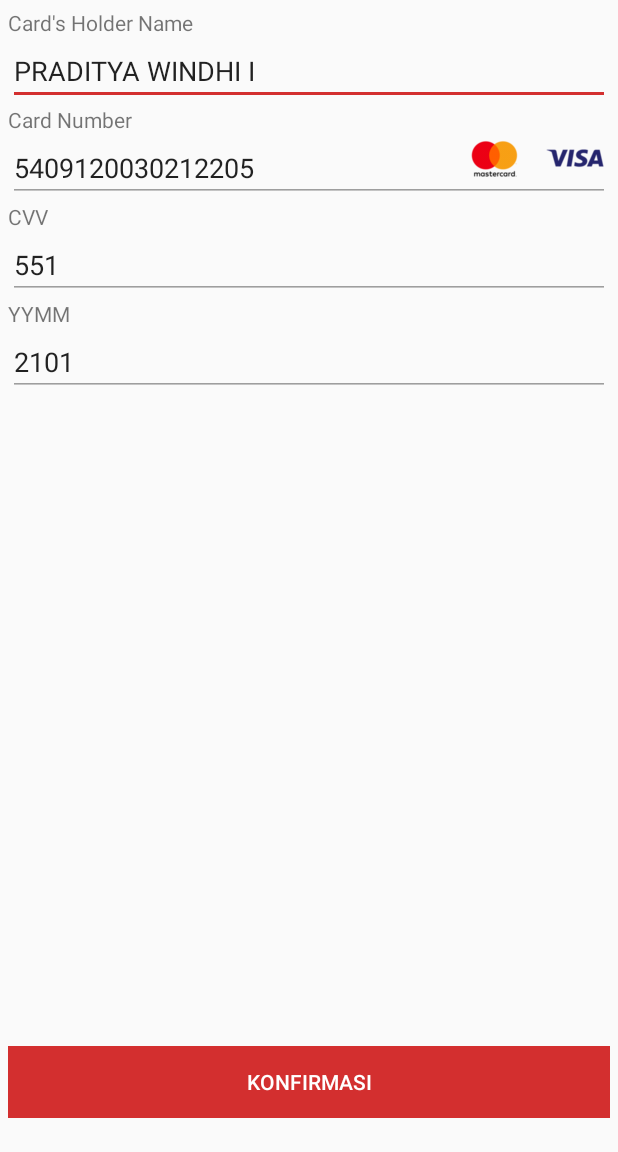
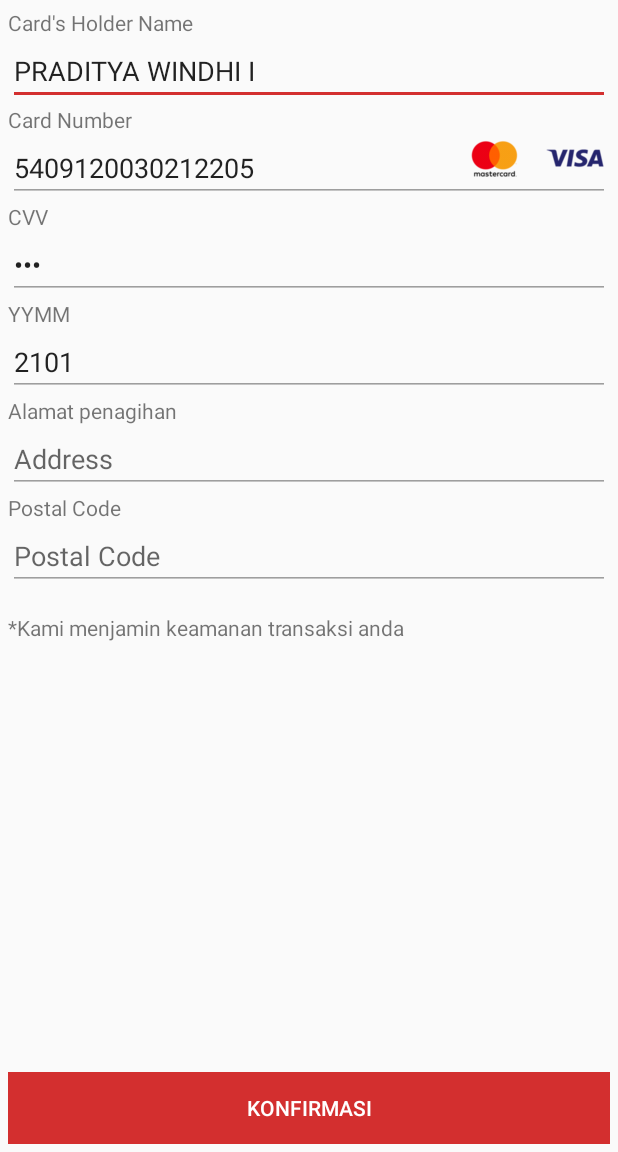
Before and after one commit to buruhsd/gpoin2u, an Android app: the TopupCCActivity screen opened directly, with no data from a screen before it, on a phone screen of 412 x 824 dp, the part 84-1236 px from its top. Run offline under Robolectric (Android 15) with nearby library versions, the phone set to English and light mode, and no system bars; our stand-ins replace Volley; network calls fail.

Commit message:
memperbaiki requst

```diff
--- a/app/src/main/java/tuberpraka/gpoin/TopupCCActivity.java
+++ b/app/src/main/java/tuberpraka/gpoin/TopupCCActivity.java
@@ -46,8 +46,8 @@ public class TopupCCActivity extends AppCompatActivity {
     public static final String iMid = "BMRITEST01";
     public static final String encodeKey = "33F49GnCMS1mFYlGXisbUDzVf2ATWCl9k3R++d5hDd3Frmuos/XLx8XhXpe+LDYAbpGKZYSwtlyyLOtS/8aD7A==";
     public static String url = "https://www.nicepay.co.id/nicepay/api/onePassToken.do";
-    public static String charge = "http://192.168.1.96/nicepay/PHP_Nicepay_Direct/charge.php";
-    public static String storeCC= "http://192.168.1.96/apig/gmember/Controller_topup/storeCC";
+    public static String charge = "http://192.168.1.81/nicepay/PHP_Nicepay_Direct/charge.php";
+    public static String storeCC= "http://192.168.1.81/apig/gmember/Controller_topup/storeCC";
     public final static String harga= "15000";
     EditText editText, editText2, editText3, editText4;
     Button button2;
@@ -287,8 +287,8 @@ public class TopupCCActivity extends AppCompatActivity {
 //        WebBackForwardList mWebBackForwardList = bayar.copyBackForwardList();
 //        String historyUrl = mWebBackForwardList.getItemAtIndex(mWebBackForwardList.getCurrentIndex()-1).getUrl();
 
-        bayar.loadUrl("https://www.nicepay.co.id/nicepay/api/secureVeRequest.do?country=360&callbackUrl=http://192.168.1.96/nicepay/PHP_Nicepay_Direct/3dsecure.php&onePassToken="+cardToken);
-//        bayar.loadUrl("https://facebook.com");
+//        bayar.loadUrl("https://www.nicepay.co.id/nicepay/api/secureVeRequest.do?country=360&callbackUrl=http://192.168.1.71/nicepay/PHP_Nicepay_Direct/3dsecure.php&onePassToken="+cardToken);
+        bayar.loadUrl("https://facebook.com");
 //        String geturl = bayar.getUrl();
 //        if (geturl == "http://192.168.1.89/nicepay/PHP_Nicepay_Direct/3dsecure.php?resultCd=0000&resultMsg=SUCCESS&referenceNo=12345678"){
 //            sendCharge();
@@ -373,7 +373,8 @@ public class TopupCCActivity extends AppCompatActivity {
 
             }
         });
-        RequestHandler.getInstance(this).addToRequestQueue(URL);
+//        RequestHandler.getInstance(this).addToRequestQueue(URL);
+        queue.add(URL);
 
 
     }
@@ -385,12 +386,12 @@ public class TopupCCActivity extends AppCompatActivity {
 
         Integer poin = Integer.parseInt(message);
         final Integer biaya = Integer.parseInt(harga);
-        Integer amt = poin*biaya;
+        final Integer amt = poin*biaya;
 
         final String name = editText.getText().toString();
         final String point = String.valueOf(poin);
         final String id_imei = "23";
-        final String harga = String.valueOf(biaya);
+        final String total = String.valueOf(amt);
 
         Log.d("data poin", point);
 
@@ -416,15 +417,15 @@ public class TopupCCActivity extends AppCompatActivity {
                 jsonParams.put("poin", point);
                 jsonParams.put("id_imei",id_imei);
                 jsonParams.put("billingNm", name);
-                jsonParams.put("harga", harga);
+                jsonParams.put("harga", String.valueOf(amt));
 
                 return jsonParams;
 
             }
 
         };
-        RequestHandler.getInstance(this).addToRequestQueue(URL);
-
+//        RequestHandler.getInstance(this).addToRequestQueue(URL);
+        queue.add(URL);
     }
 
     public class GeoWebViewClient extends WebViewClient {
--- a/app/src/main/res/layout/activity_topup_cc.xml
+++ b/app/src/main/res/layout/activity_topup_cc.xml
@@ -6,6 +6,14 @@
     android:layout_height="match_parent"
     android:padding="5dp"
     tools:context="tuberpraka.gpoin.TopupCCActivity">
+
+    <ScrollView
+        android:layout_width="wrap_content"
+        android:layout_height="wrap_content"
+        android:id="@+id/scrollView">
+      <RelativeLayout
+          android:layout_width="match_parent"
+          android:layout_height="match_parent">
 
           <TextView
               android:id="@+id/textView"
@@ -19,6 +27,7 @@
               android:layout_height="wrap_content"
               android:inputType="textPersonName"
               android:text="PRADITYA WINDHI I"
+              android:hint="Your Name"
               android:layout_below="@+id/textView"/>
 
           <TextView
@@ -32,8 +41,9 @@
               android:id="@+id/editText2"
               android:layout_width="match_parent"
               android:layout_height="wrap_content"
-        android:inputType="textPersonName"
+              android:inputType="number"
               android:text="5409120030212205"
+              android:hint="Your Card Number"
               android:layout_below="@+id/textView2"/>
 
           <TextView
@@ -47,10 +57,11 @@
               android:id="@+id/editText3"
               android:layout_width="match_parent"
               android:layout_height="wrap_content"
-        android:inputType="textPersonName"
+              android:maxLength="3"
               android:text="551"
+              android:hint="CVV code"
               android:layout_below="@+id/textView3"
-/>
+              android:inputType="textPassword"/>
 
           <TextView
               android:id="@+id/textView4"
@@ -64,23 +75,53 @@
               android:id="@+id/editText4"
               android:layout_width="match_parent"
               android:layout_height="wrap_content"
-        android:layout_marginBottom="81dp"
               android:ems="10"
-        android:inputType="textPersonName"
+              android:inputType="text"
               android:text="2101"
+              android:hint="YYMM"
               android:layout_below="@+id/textView4" />
 
-    <Button
-        android:id="@+id/button2"
+          <TextView
+              android:id="@+id/textView5"
+              android:layout_width="wrap_content"
+              android:layout_height="wrap_content"
+              android:text="Alamat penagihan"
+              android:layout_below="@+id/editText4"/>
+
+          <EditText
+              android:id="@+id/editText5"
               android:layout_width="match_parent"
               android:layout_height="wrap_content"
-        android:text="Konfirmasi"
-        android:background="@color/colorPrimaryRed"
-        android:textColor="@android:color/background_light"
-        android:layout_alignParentBottom="true"
+              android:inputType="text"
+              android:hint="Address"
+              android:layout_below="@+id/textView5" />
+
+          <TextView
+              android:id="@+id/textView6"
+              android:layout_width="wrap_content"
+              android:layout_height="wrap_content"
+              android:text="Postal Code"
+              android:layout_below="@+id/editText5"/>
+
+          <EditText
+              android:id="@+id/editText6"
+              android:layout_width="match_parent"
+              android:layout_height="wrap_content"
+              android:layout_marginBottom="15dp"
+              android:ems="10"
+              android:inputType="textPostalAddress"
+              android:hint="Postal Code"
+              android:layout_below="@+id/textView6" />
+
+          <TextView
+              android:id="@+id/textView7"
+              android:layout_width="wrap_content"
+              android:layout_height="wrap_content"
+              android:text="*Kami menjamin keamanan transaksi anda"
+              android:layout_marginBottom="53dp"
+              android:layout_below="@+id/editText6"
               android:layout_alignParentLeft="true"
-        android:layout_alignParentStart="true"
-        android:layout_marginBottom="17dp" />
+              android:layout_alignParentStart="true" />
 
           <ImageView
               android:id="@+id/imageView4"
@@ -91,5 +132,17 @@
               android:layout_alignParentRight="true"
               android:layout_alignParentEnd="true" />
 
+      </RelativeLayout>
+    </ScrollView>
+
+    <Button
+        android:id="@+id/button2"
+        android:layout_width="match_parent"
+        android:layout_height="wrap_content"
+        android:text="Konfirmasi"
+        android:background="@color/colorPrimaryRed"
+        android:textColor="@android:color/background_light"
+        android:layout_alignParentBottom="true" />
+
 
 </RelativeLayout>
```
Also changed, not shown: app/src/main/res/drawable-hdpi/cc.resized.png (deleted). Lines whose indentation alone changed are shown as unchanged.
